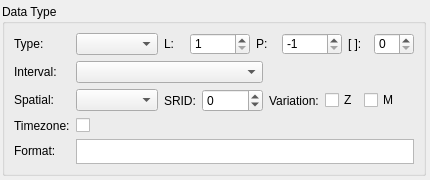
Qt form libpgmodeler_ui/ui/pgsqltypewidget.ui (pgmodeler/pgmodeler) before a commit.
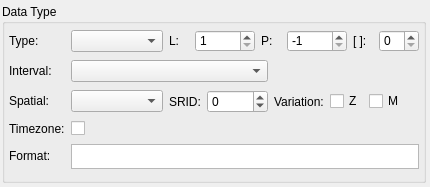
The same form after that commit.

Patch:
```diff
--- a/libpgmodeler_ui/ui/pgsqltypewidget.ui
+++ b/libpgmodeler_ui/ui/pgsqltypewidget.ui
@@ -7,7 +7,7 @@
     <x>0</x>
     <y>0</y>
     <width>430</width>
-    <height>180</height>
+    <height>187</height>
    </rect>
   </property>
   <property name="sizePolicy">
@@ -65,6 +65,18 @@
       <string>Data Type</string>
      </property>
      <layout class="QGridLayout" name="gridLayout">
+      <property name="leftMargin">
+       <number>4</number>
+      </property>
+      <property name="topMargin">
+       <number>4</number>
+      </property>
+      <property name="rightMargin">
+       <number>4</number>
+      </property>
+      <property name="bottomMargin">
+       <number>4</number>
+      </property>
       <item row="1" column="1" colspan="4">
        <widget class="QComboBox" name="interval_cmb">
         <property name="enabled">
```
